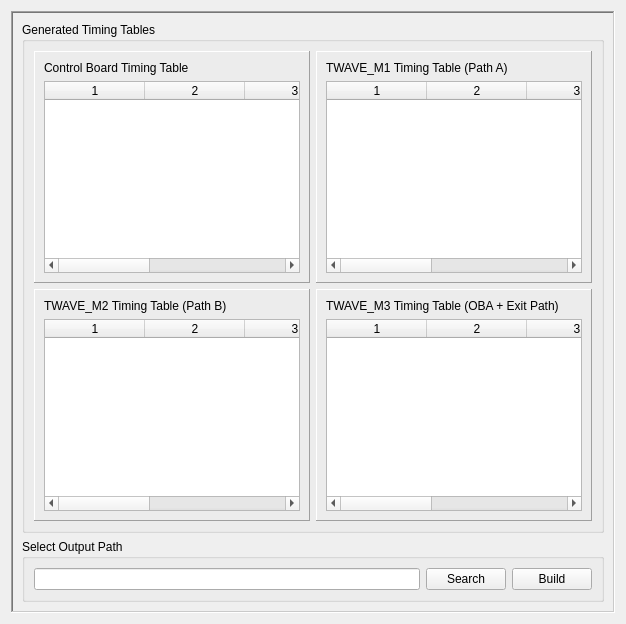
Before: the Qt Designer form DaytonaIPhaseControls/gui/tt_popup.ui in mikeypancakes/Daytona-I-Phase-Controls, drawn with Qt 5.
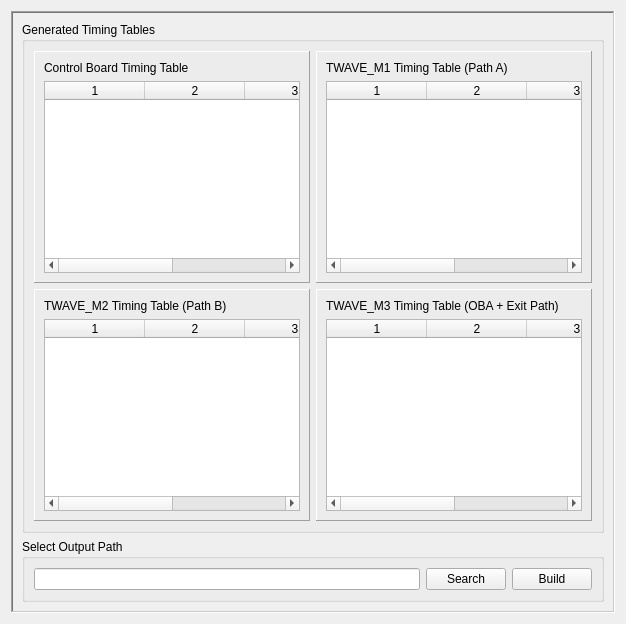
After: the same form once the commit is applied.

Patch:
```diff
--- a/DaytonaIPhaseControls/gui/tt_popup.ui
+++ b/DaytonaIPhaseControls/gui/tt_popup.ui
@@ -6,8 +6,8 @@
    <rect>
     <x>0</x>
     <y>0</y>
-    <width>586</width>
-    <height>543</height>
+    <width>618</width>
+    <height>603</height>
    </rect>
   </property>
   <property name="sizePolicy">
@@ -75,13 +75,12 @@
                <bool>false</bool>
               </property>
               <property name="columnCount">
-               <number>5</number>
+               <number>4</number>
               </property>
               <column/>
               <column/>
               <column/>
               <column/>
-              <column/>
              </widget>
             </item>
            </layout>
@@ -112,13 +111,12 @@
                </sizepolicy>
               </property>
               <property name="columnCount">
-               <number>5</number>
+               <number>4</number>
               </property>
               <column/>
               <column/>
               <column/>
               <column/>
-              <column/>
              </widget>
             </item>
            </layout>
@@ -149,13 +147,12 @@
                </sizepolicy>
               </property>
               <property name="columnCount">
-               <number>5</number>
+               <number>4</number>
               </property>
               <column/>
               <column/>
               <column/>
               <column/>
-              <column/>
              </widget>
             </item>
            </layout>
@@ -186,13 +183,12 @@
                </sizepolicy>
               </property>
               <property name="columnCount">
-               <number>5</number>
+               <number>4</number>
               </property>
               <column/>
               <column/>
               <column/>
               <column/>
-              <column/>
              </widget>
             </item>
            </layout>
```
